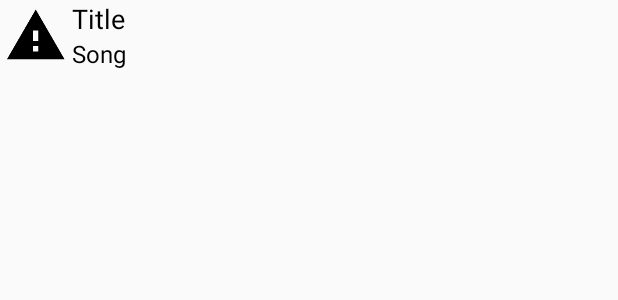
After one commit to BrentonWatt/AndroidProject, an Android app: the layout list_song_view.xml on its own in the app's theme, with its tools: preview values and no code run, on a phone screen of 412 x 824 dp. The commit adds this screen. Shown: the top 300 px of the screen. Run offline under Robolectric (Android 15) with nearby library versions, the phone set to English and light mode, and no system bars.

Commit message:
Changed SongAdapter

```diff
--- a/app/src/main/java/com/hazardous/musicplayer/activities/MainActivity.java
+++ b/app/src/main/java/com/hazardous/musicplayer/activities/MainActivity.java
@@ -8,7 +8,6 @@ import android.view.MenuItem;
 import com.hazardous.musicplayer.R;
 
 public class MainActivity extends AppCompatActivity {
-
 
 
     @Override
--- /dev/null
+++ b/app/src/main/res/layout/list_song_view.xml
@@ -0,0 +1,40 @@
+<?xml version="1.0" encoding="utf-8"?>
+<RelativeLayout xmlns:android="http://schemas.android.com/apk/res/android"
+                android:layout_width="match_parent"
+                android:layout_height="match_parent"
+                xmlns:tools="http://schemas.android.com/tools">
+
+    <ImageView
+        android:layout_width="wrap_content"
+        android:layout_height="wrap_content"
+        android:id="@+id/listAlbumArtView"
+        android:layout_alignParentTop="true"
+        android:layout_alignParentLeft="true"
+        android:layout_alignParentStart="true"
+        android:src="@mipmap/ic_warning_black"/>
+
+    <TextView
+        android:layout_width="fill_parent"
+        android:layout_height="wrap_content"
+        android:text="@string/unknown_artist"
+        android:id="@+id/list_songTitle"
+        android:layout_alignParentTop="true"
+        android:layout_toRightOf="@+id/listAlbumArtView"
+        android:layout_toEndOf="@+id/listAlbumArtView"
+        tools:text="Title"
+        android:textColor="#000000"
+        android:textSize="18sp"
+        style="@android:style/TextAppearance.DialogWindowTitle"/>
+
+    <TextView
+        android:layout_width="wrap_content"
+        android:layout_height="wrap_content"
+        android:textAppearance="?android:attr/textAppearanceListItem"
+        android:text="@string/unknown_song"
+        android:id="@+id/list_songArtist"
+        android:layout_below="@+id/list_songTitle"
+        android:layout_toRightOf="@+id/listAlbumArtView"
+        android:layout_toEndOf="@+id/listAlbumArtView"
+        tools:text="Song"
+        android:textColor="#000000"/>
+</RelativeLayout>
--- a/app/src/main/res/values/strings.xml
+++ b/app/src/main/res/values/strings.xml
@@ -6,6 +6,8 @@
     <string name="title_activity_music_player">Music Player</string>
     <string name="music_list">Music List</string>
     <string name="title_activity_music_list">MusicList</string>
+    <string name="unknown_artist">Unknown Artist</string>
+    <string name="unknown_song">Unknown Song</string>
 
 <!-- TODO: Remove or change this placeholder text -->
     <string name="hello_blank_fragment">Hello blank fragment</string>
```
Also changed, not shown: app/src/main/AndroidManifest.xml (+0 -21 lines), app/src/main/java/com/hazardous/musicplayer/activities/AudioDemo.java (+11 -0 lines), app/src/main/java/com/hazardous/musicplayer/activities/MusicPlayerActivity.java (+0 -46 lines), app/src/main/java/com/hazardous/musicplayer/adapters/SongAdapter.java (+6 -8 lines), app/src/main/java/com/hazardous/musicplayer/adapters/SongListAdapter.java (deleted, +0 -14 lines), app/src/main/java/com/hazardous/musicplayer/recievers/MusicIntentReceiver.java (deleted, +0 -20 lines), app/src/main/java/com/hazardous/musicplayer/recievers/call_receiver.java (deleted, +0 -54 lines), app/src/main/res/layout/activity_main.xml (+6 -6 lines), app/src/main/res/layout/audio_demo.xml (+0 -14 lines), app/src/main/res/layout/songs.xml (deleted, +0 -28 lines), 1 other file.
